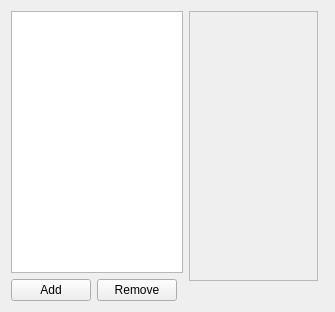
KDE/print-manager, file printkcm/PrintKCM.ui: the form before one commit.
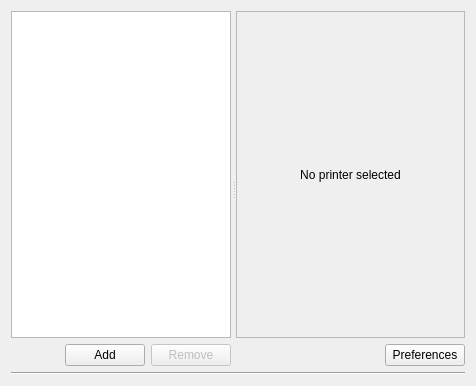
The form after the commit.

Commit message: Added a model to view the printers in system settings, removing a printer crashes tough

Diff of the .ui file:
```diff
--- a/printkcm/PrintKCM.ui
+++ b/printkcm/PrintKCM.ui
@@ -6,41 +6,31 @@
    <rect>
     <x>0</x>
     <y>0</y>
-    <width>335</width>
-    <height>312</height>
+    <width>476</width>
+    <height>386</height>
    </rect>
   </property>
   <property name="windowTitle">
    <string>Form</string>
   </property>
-  <layout class="QGridLayout" name="gridLayout_2">
-   <item row="0" column="0" rowspan="2">
+  <layout class="QGridLayout" name="gridLayout_3">
+   <item row="0" column="0" colspan="2">
+    <widget class="QSplitter" name="splitter">
+     <property name="orientation">
+      <enum>Qt::Horizontal</enum>
+     </property>
+     <property name="opaqueResize">
+      <bool>true</bool>
+     </property>
+     <property name="handleWidth">
+      <number>5</number>
+     </property>
+     <property name="childrenCollapsible">
+      <bool>false</bool>
+     </property>
+     <widget class="QWidget" name="layoutWidget">
     <layout class="QGridLayout" name="gridLayout">
-     <item row="0" column="0" colspan="3">
-      <widget class="QListView" name="listView">
-       <property name="sizePolicy">
-        <sizepolicy hsizetype="Ignored" vsizetype="Expanding">
-         <horstretch>0</horstretch>
-         <verstretch>0</verstretch>
-        </sizepolicy>
-       </property>
-      </widget>
-     </item>
-     <item row="1" column="0">
-      <widget class="QPushButton" name="addPB">
-       <property name="text">
-        <string>Add</string>
-       </property>
-      </widget>
-     </item>
-     <item row="1" column="1">
-      <widget class="QPushButton" name="removePB">
-       <property name="text">
-        <string>Remove</string>
-       </property>
-      </widget>
-     </item>
-     <item row="1" column="2">
+       <item row="1" column="0" rowspan="2" colspan="2">
       <spacer name="horizontalSpacer">
        <property name="orientation">
         <enum>Qt::Horizontal</enum>
@@ -56,9 +46,47 @@
        </property>
       </spacer>
      </item>
-    </layout>
-   </item>
-   <item row="0" column="1">
+       <item row="1" column="3" rowspan="2">
+        <widget class="QPushButton" name="removePB">
+         <property name="enabled">
+          <bool>false</bool>
+         </property>
+         <property name="text">
+          <string>Remove</string>
+         </property>
+        </widget>
+       </item>
+       <item row="1" column="2" rowspan="2">
+        <widget class="QPushButton" name="addPB">
+         <property name="text">
+          <string>Add</string>
+         </property>
+        </widget>
+       </item>
+       <item row="0" column="0" colspan="4">
+        <widget class="QTreeView" name="printersTV">
+         <property name="showDropIndicator" stdset="0">
+          <bool>false</bool>
+         </property>
+         <property name="alternatingRowColors">
+          <bool>true</bool>
+         </property>
+         <property name="rootIsDecorated">
+          <bool>false</bool>
+         </property>
+         <property name="itemsExpandable">
+          <bool>false</bool>
+         </property>
+         <property name="expandsOnDoubleClick">
+          <bool>false</bool>
+         </property>
+        </widget>
+       </item>
+      </layout>
+     </widget>
+     <widget class="QWidget" name="layoutWidget">
+      <layout class="QGridLayout" name="gridLayout_2">
+       <item row="0" column="0" colspan="2">
     <widget class="QScrollArea" name="scrollArea">
      <property name="widgetResizable">
       <bool>true</bool>
@@ -68,14 +96,29 @@
        <rect>
         <x>0</x>
         <y>0</y>
-        <width>173</width>
-        <height>274</height>
-       </rect>
-      </property>
-     </widget>
-    </widget>
-   </item>
-   <item row="1" column="1" colspan="2">
+            <width>303</width>
+            <height>337</height>
+           </rect>
+          </property>
+          <layout class="QGridLayout" name="gridLayout_4">
+           <item row="0" column="0">
+            <widget class="QLabel" name="noPrinterL">
+             <property name="text">
+              <string>No printer selected</string>
+             </property>
+             <property name="alignment">
+              <set>Qt::AlignCenter</set>
+             </property>
+             <property name="wordWrap">
+              <bool>true</bool>
+             </property>
+            </widget>
+           </item>
+          </layout>
+         </widget>
+        </widget>
+       </item>
+       <item row="1" column="0">
     <spacer name="horizontalSpacer_2">
      <property name="orientation">
       <enum>Qt::Horizontal</enum>
@@ -87,6 +130,24 @@
       </size>
      </property>
     </spacer>
+       </item>
+       <item row="1" column="1">
+        <widget class="QPushButton" name="preferencesPB">
+         <property name="text">
+          <string>Preferences</string>
+         </property>
+        </widget>
+       </item>
+      </layout>
+     </widget>
+    </widget>
+   </item>
+   <item row="1" column="0" colspan="2">
+    <widget class="Line" name="line">
+     <property name="orientation">
+      <enum>Qt::Horizontal</enum>
+     </property>
+    </widget>
    </item>
   </layout>
  </widget>
```
Lines whose indentation alone changed are shown as unchanged. The commit also changes 14 other files.
